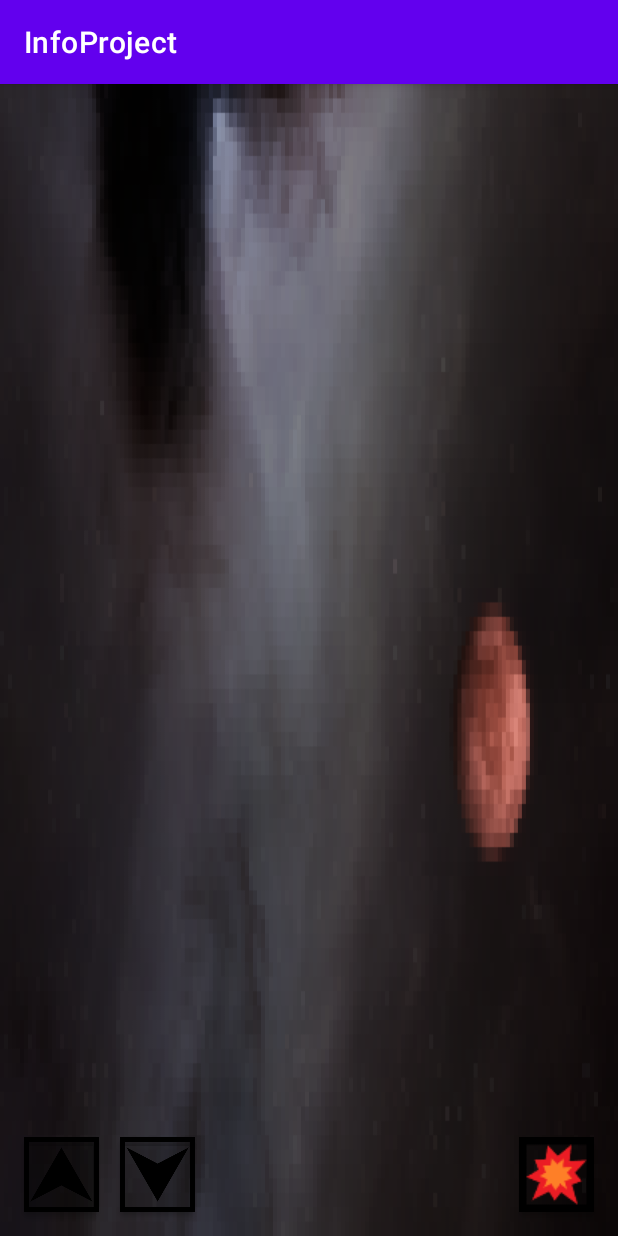
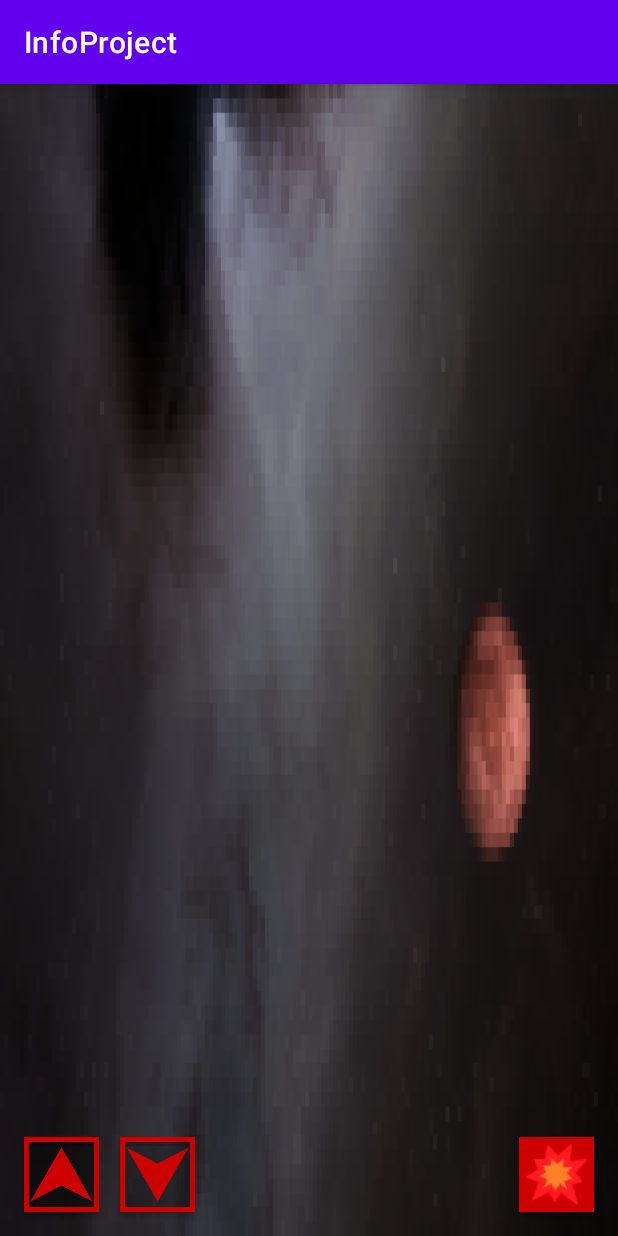
Before and after one commit to FuriusNakar/InfoProject, an Android app: the screen it shows after launch (MainActivity), on a phone screen of 412 x 824 dp. Run offline under Robolectric (Android 15) with nearby library versions, the light colour scheme and no system bars.

Commit message:
Logo change et Boutons change

```diff
--- a/app/src/main/AndroidManifest.xml
+++ b/app/src/main/AndroidManifest.xml
@@ -3,9 +3,9 @@
     package="com.example.infoproject">
     <application
         android:allowBackup="true"
-        android:icon="@mipmap/ic_launcher"
+        android:icon="@drawable/logo"
         android:label="@string/app_name"
-        android:roundIcon="@mipmap/ic_launcher_round"
+        android:roundIcon="@drawable/logo"
         android:supportsRtl="true"
         android:theme="@style/Theme.InfoProject">
         <activity android:name=".MainActivity">
--- a/app/src/main/java/com/example/infoproject/Ship.kt
+++ b/app/src/main/java/com/example/infoproject/Ship.kt
@@ -52,7 +52,7 @@ class Ship (context : Context, private val ScreenX : Int, private val ScreenY :
         else if (bouge == bas && position.bottom < 9f/11f * ScreenY + hauteur / 2f) {
             position.top += hauteur
         }
-
+        bouge = stop
         position.bottom = position.top + hauteur
     }
 
--- a/app/src/main/res/layout/activity_main.xml
+++ b/app/src/main/res/layout/activity_main.xml
@@ -20,12 +20,13 @@
         android:insetRight="0dp"
         android:insetBottom="0dp"
         android:scaleX="1"
+        app:backgroundTint="@color/cardview_shadow_start_color"
         app:elevation="0dp"
         app:icon="@drawable/moving_arrow"
         app:iconGravity="textEnd"
         app:iconPadding="0dp"
         app:iconSize="50dp"
-        app:iconTint="@color/black"
+        app:iconTint="@android:color/holo_red_dark"
         app:layout_constraintBottom_toBottomOf="parent"
         app:layout_constraintStart_toStartOf="parent" />
 
@@ -48,7 +49,7 @@
         app:iconGravity="textEnd"
         app:iconPadding="0dp"
         app:iconSize="50dp"
-        app:iconTint="@color/black"
+        app:iconTint="@android:color/holo_red_dark"
         app:layout_constraintBottom_toBottomOf="parent"
         app:layout_constraintStart_toStartOf="parent" />
 
@@ -71,7 +72,7 @@
         app:iconGravity="textEnd"
         app:iconPadding="0dp"
         app:iconSize="50dp"
-        app:iconTint="@color/cardview_shadow_end_color"
+        app:iconTint="@android:color/holo_red_dark"
         app:iconTintMode="add"
         app:layout_constraintBottom_toBottomOf="parent"
         app:layout_constraintEnd_toEndOf="parent" />
```
